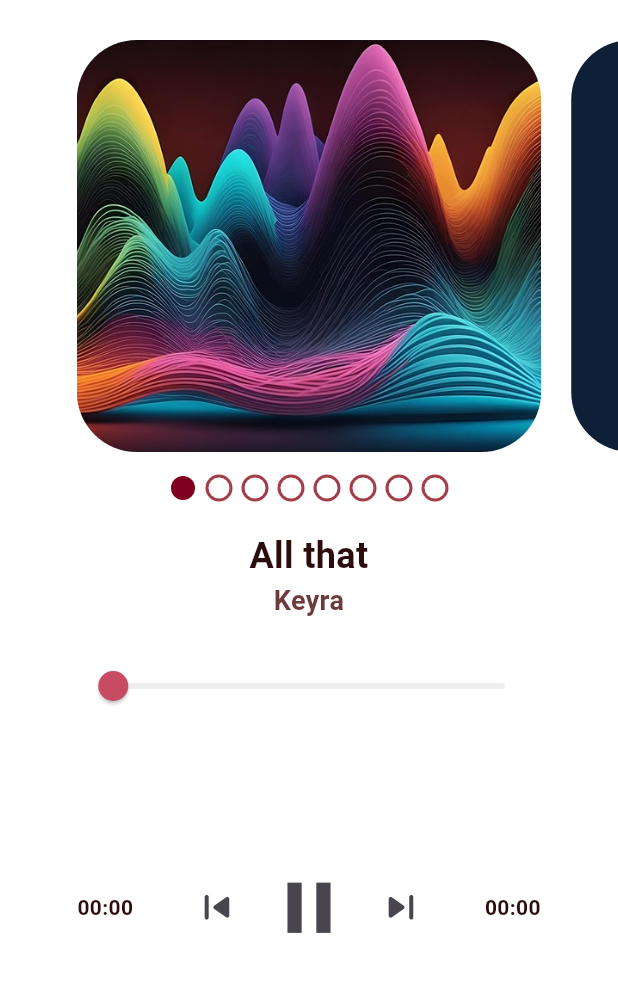
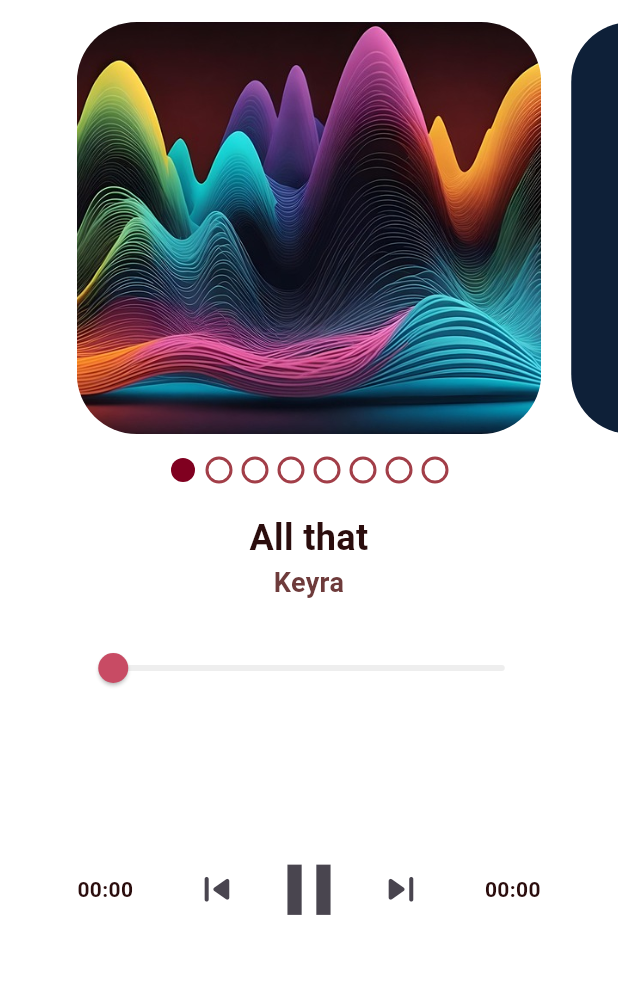
Before and after one commit to gael-rdrgz/playpoor, a Flutter app: the screen it shows after launch, on a phone screen of 412 x 824 dp, the part 68-1060 px from its top. Run offline on Flutter 3.47's test engine with Material 3 defaults, Android fonts, the phone set to English and light mode, and no system bars; drawn by our look-alikes of flutter_slider_drawer, percent_indicator, smooth_page_indicator; our stand-ins replace audioplayers, equatable, flutter_bloc; Roboto replaces fonts that are missing (DMSerif); project files that could hold a hidden picture were left out.

Commit message:
Problema de ligero overflow corregido (ish).

```diff
--- a/lib/views/player.dart
+++ b/lib/views/player.dart
@@ -125,6 +125,7 @@
                 ),
               ),
             ),
+            child: SafeArea(
               child: Column(
                 children: <Widget>[
                   Swiper(
@@ -141,6 +142,7 @@
             ),
           ),
         ),
+      ),
     );
   }
 
--- a/lib/views/swiper.dart
+++ b/lib/views/swiper.dart
@@ -57,7 +57,7 @@ class _SwiperState extends State<Swiper> {
         builder: (context, state) {
           return Column(
             children: <Widget>[
-              SizedBox(height: 16.0),
+              SizedBox(height: 4),
               SizedBox(
                 width: double.infinity,
                 height: MediaQuery.of(context).size.height * 1 / 3,
```
Lines whose indentation alone changed are shown as unchanged.
